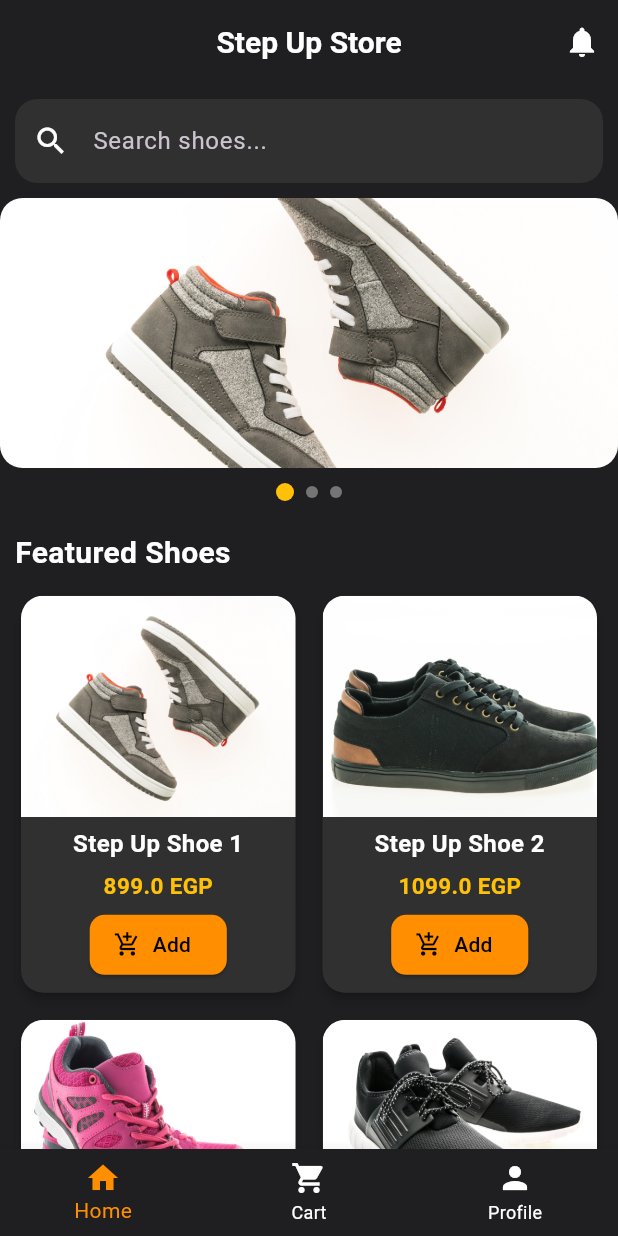
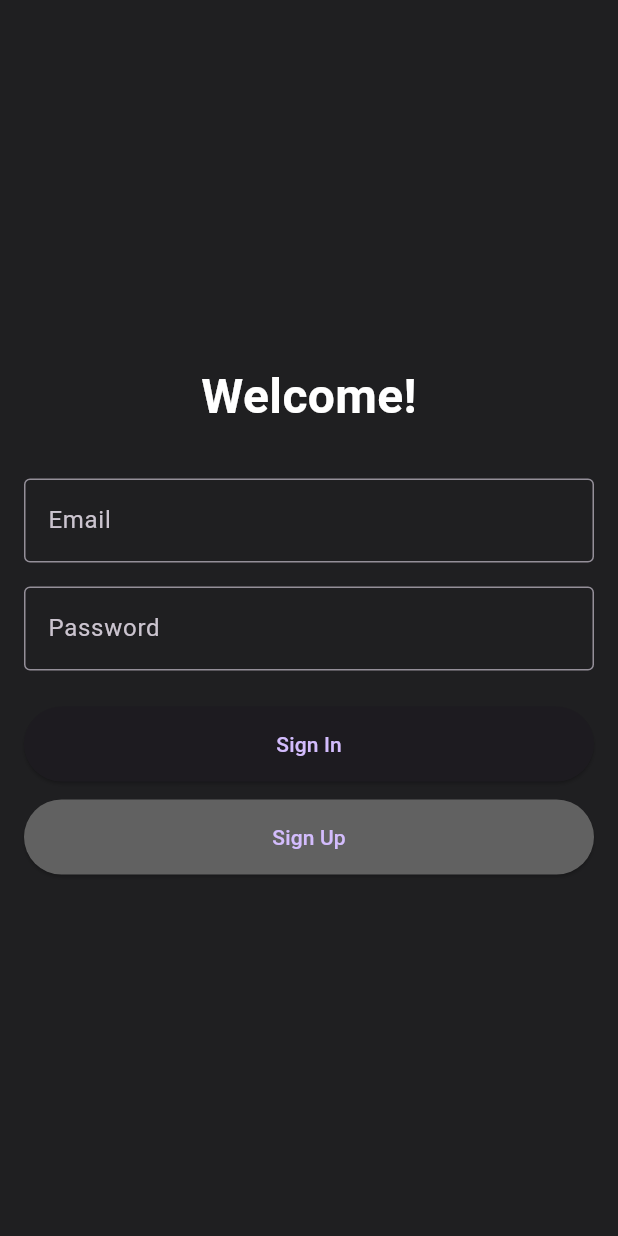
Before and after one commit to abdelrahmanTag772/step-up, a Flutter app: the screen it shows after launch, on a phone screen of 412 x 824 dp. Run offline on Flutter 3.47's test engine with Material 3 defaults, Android fonts, the phone set to English and light mode, and no system bars; our stand-ins replace bloc, equatable, firebase_auth, firebase_core, flutter_bloc; accounts and stored records are empty.

Commit message:
auth bloc

```diff
--- /dev/null
+++ b/lib/bloc/auth/auth_bloc.dart
@@ -0,0 +1,66 @@
+// lib/bloc/auth/auth_bloc.dart
+
+import 'dart:async';
+import 'package:bloc/bloc.dart';
+import 'package:digital_egypt_pioneers/bloc/auth/auth_event.dart';
+import 'package:digital_egypt_pioneers/bloc/auth/auth_state.dart';
+import 'package:digital_egypt_pioneers/services/auth_repository.dart';
+import 'package:firebase_auth/firebase_auth.dart';
+
+class AuthBloc extends Bloc<AuthEvent, AuthState> {
+  final AuthRepository authRepository;
+  late final StreamSubscription<User?> _userSubscription;
+
+  AuthBloc({required this.authRepository}) : super(AuthInitial()) {
+    _userSubscription = authRepository.user.listen((user) {
+      add(AuthStateChanged(user));
+    });
+
+    on<AuthStateChanged>((event, emit) {
+      if (event.user != null) {
+        emit(Authenticated(event.user!));
+      } else {
+        emit(Unauthenticated());
+      }
+    });
+
+    on<SignInRequested>((event, emit) async {
+      emit(AuthLoading());
+      try {
+        // The logic inside the try block is now simpler
+        final userCredential = await authRepository.signInWithEmailAndPassword(
+          event.email,
+          event.password,
+        );
+        emit(Authenticated(userCredential.user!));
+      } on FirebaseAuthException catch (e) {
+        emit(AuthError(e.message ?? "An unknown sign-in error occurred."));
+      }
+    });
+
+    on<SignUpRequested>((event, emit) async {
+      emit(AuthLoading());
+      try {
+        final userCredential = await authRepository.signUpWithEmailAndPassword(
+          event.email,
+          event.password,
+        );
+        emit(Authenticated(userCredential.user!));
+      } on FirebaseAuthException catch (e) {
+        emit(AuthError(e.message ?? "An unknown sign-up error occurred."));
+      }
+    });
+
+    on<SignOutRequested>((event, emit) async {
+      emit(AuthLoading());
+      await authRepository.signOut();
+      emit(Unauthenticated());
+    });
+  } // <-- THE CONSTRUCTOR ENDS HERE
+
+  @override
+  Future<void> close() { // <-- THE CLOSE METHOD IS NOW OUTSIDE THE CONSTRUCTOR
+    _userSubscription.cancel();
+    return super.close();
+  }
+}
--- /dev/null
+++ b/lib/bloc/auth/auth_event.dart
@@ -0,0 +1,45 @@
+import 'package:equatable/equatable.dart';
+import 'package:firebase_auth/firebase_auth.dart';
+
+// The base class for all our auth events
+abstract class AuthEvent extends Equatable {
+  const AuthEvent();
+
+  @override
+  List<Object?> get props => [];
+}
+
+// Event for when the user wants to sign in
+class SignInRequested extends AuthEvent {
+  final String email;
+  final String password;
+
+  const SignInRequested(this.email, this.password);
+
+  @override
+  List<Object> get props => [email, password];
+}
+
+// Event for when the user wants to sign up
+class SignUpRequested extends AuthEvent {
+  final String email;
+  final String password;
+
+  const SignUpRequested(this.email, this.password);
+
+  @override
+  List<Object> get props => [email, password];
+}
+
+// Event for when the user wants to sign out
+class SignOutRequested extends AuthEvent {}
+
+// Event for when Firebase's own auth state changes
+class AuthStateChanged extends AuthEvent {
+  final User? user;
+
+  const AuthStateChanged(this.user);
+
+  @override
+  List<Object?> get props => [user];
+}
--- /dev/null
+++ b/lib/bloc/auth/auth_state.dart
@@ -0,0 +1,39 @@
+import 'package:equatable/equatable.dart';
+import 'package:firebase_auth/firebase_auth.dart';
+
+// The base class for all our auth states
+abstract class AuthState extends Equatable {
+  const AuthState();
+
+  @override
+  List<Object?> get props => [];
+}
+
+// The initial state, before anything has happened
+class AuthInitial extends AuthState {}
+
+// State when authentication is in progress (e.g., loading spinner)
+class AuthLoading extends AuthState {}
+
+// State when the user is successfully authenticated
+class Authenticated extends AuthState {
+  final User user;
+
+  const Authenticated(this.user);
+
+  @override
+  List<Object?> get props => [user];
+}
+
+// State when the user is not authenticated (logged out or failed login)
+class Unauthenticated extends AuthState {}
+
+// State for when an error occurs
+class AuthError extends AuthState {
+  final String message;
+
+  const AuthError(this.message);
+
+  @override
+  List<Object?> get props => [message];
+}
--- a/lib/main.dart
+++ b/lib/main.dart
@@ -4,6 +4,11 @@ import 'package:digital_egypt_pioneers/screens/ProfileScreen.dart';
 import 'package:flutter/material.dart';
 import 'package:firebase_core/firebase_core.dart';
 import 'firebase_options.dart';
+import 'package:digital_egypt_pioneers/bloc/auth/auth_bloc.dart';
+import 'package:digital_egypt_pioneers/bloc/auth/auth_state.dart';
+import 'package:digital_egypt_pioneers/screens/login_page.dart';
+import 'package:digital_egypt_pioneers/services/auth_repository.dart';
+import 'package:flutter_bloc/flutter_bloc.dart';
 
 void main() async {
   WidgetsFlutterBinding.ensureInitialized();
@@ -23,7 +28,11 @@ class MyApp extends StatefulWidget {
 class _MyAppState extends State<MyApp> {
   @override
   Widget build(BuildContext context) {
-    return MaterialApp(
+    final authRepository = AuthRepository();
+
+    return BlocProvider<AuthBloc>(
+      create: (context) => AuthBloc(authRepository: authRepository),
+      child: MaterialApp(
         debugShowCheckedModeBanner: false,
         title: 'Flutter Demo',
         theme: ThemeData(
@@ -50,7 +59,15 @@ class _MyAppState extends State<MyApp> {
               iconTheme: IconThemeData(color: Colors.white),
             )
         ),
-      home: const MainScreen(),
+        home: BlocBuilder<AuthBloc, AuthState>(
+          builder: (context, state) {
+            if (state is Authenticated) {
+              return const MainScreen();
+            }
+            return const LoginPage();
+          },
+        ),
+      ),
     );
   }
 }
--- /dev/null
+++ b/lib/screens/login_page.dart
@@ -0,0 +1,119 @@
+import 'package:digital_egypt_pioneers/bloc/auth/auth_bloc.dart';
+import 'package:digital_egypt_pioneers/bloc/auth/auth_event.dart';
+import 'package:digital_egypt_pioneers/bloc/auth/auth_state.dart';
+import 'package:flutter/material.dart';
+import 'package:flutter_bloc/flutter_bloc.dart';
+
+class LoginPage extends StatefulWidget {
+  const LoginPage({super.key});
+
+  @override
+  State<LoginPage> createState() => _LoginPageState();
+}
+
+class _LoginPageState extends State<LoginPage> {
+  final _emailController = TextEditingController();
+  final _passwordController = TextEditingController();
+
+  @override
+  void dispose() {
+    _emailController.dispose();
+    _passwordController.dispose();
+    super.dispose();
+  }
+
+  @override
+  Widget build(BuildContext context) {
+    return Scaffold(
+      body: BlocListener<AuthBloc, AuthState>(
+        // This listener handles side effects like showing SnackBars or dialogs
+        listener: (context, state) {
+          if (state is AuthError) {
+            ScaffoldMessenger.of(context).showSnackBar(
+              SnackBar(content: Text(state.message)),
+            );
+          }
+        },
+        child: Padding(
+          padding: const EdgeInsets.all(16.0),
+          child: Column(
+            mainAxisAlignment: MainAxisAlignment.center,
+            children: [
+              const Text(
+                'Welcome!',
+                style: TextStyle(fontSize: 32, fontWeight: FontWeight.bold),
+              ),
+              const SizedBox(height: 32),
+              // Email Text Field
+              TextField(
+                controller: _emailController,
+                decoration: const InputDecoration(
+                  labelText: 'Email',
+                  border: OutlineInputBorder(),
+                ),
+                keyboardType: TextInputType.emailAddress,
+              ),
+              const SizedBox(height: 16),
+              // Password Text Field
+              TextField(
+                controller: _passwordController,
+                decoration: const InputDecoration(
+                  labelText: 'Password',
+                  border: OutlineInputBorder(),
+                ),
+                obscureText: true,
+              ),
+              const SizedBox(height: 24),
+              // This BlocBuilder will show a loading indicator when needed
+              BlocBuilder<AuthBloc, AuthState>(
+                builder: (context, state) {
+                  if (state is AuthLoading) {
+                    return const CircularProgressIndicator();
+                  }
+                  return Column(
+                    children: [
+                      // Sign In Button
+                      ElevatedButton(
+                        onPressed: () {
+                          final email = _emailController.text.trim();
+                          final password = _passwordController.text.trim();
+                          if (email.isNotEmpty && password.isNotEmpty) {
+                            context
+                                .read<AuthBloc>()
+                                .add(SignInRequested(email, password));
+                          }
+                        },
+                        style: ElevatedButton.styleFrom(
+                          minimumSize: const Size(double.infinity, 50),
+                        ),
+                        child: const Text('Sign In'),
+                      ),
+                      const SizedBox(height: 12),
+                      // Sign Up Button
+                      ElevatedButton(
+                        onPressed: () {
+                          final email = _emailController.text.trim();
+                          final password = _passwordController.text.trim();
+                          if (email.isNotEmpty && password.isNotEmpty) {
+                            context
+                                .read<AuthBloc>()
+                                .add(SignUpRequested(email, password));
+                          }
+                        },
+                        style: ElevatedButton.styleFrom(
+                          minimumSize: const Size(double.infinity, 50),
+                          backgroundColor: Colors.grey[700],
+                        ),
+                        child: const Text('Sign Up'),
+                      ),
+                    ],
+                  );
+                },
+              ),
+            ],
+          ),
+        ),
+      ),
+    );
+  }
+}
--- /dev/null
+++ b/lib/services/auth_repository.dart
@@ -0,0 +1,41 @@
+import 'package:firebase_auth/firebase_auth.dart';
+
+class AuthRepository {
+  // Get instance of FirebaseAuth
+  final FirebaseAuth _auth = FirebaseAuth.instance;
+
+  Stream<User?> get user => _auth.authStateChanges();
+
+  // Sign Up with Email & Password
+  Future<UserCredential> signUpWithEmailAndPassword(String email, String password) async {
+    try {
+      UserCredential userCredential = await _auth.createUserWithEmailAndPassword(
+        email: email,
+        password: password,
+      );
+      return userCredential;
+    } on FirebaseAuthException catch (e) {
+      // Instead of returning null, we re-throw the exception
+      // so the BLoC can handle it.
+      throw e;
+    }
+  }
+  // Sign In with Email & Password
+  Future<UserCredential> signInWithEmailAndPassword(String email, String password) async {
+    try {
+      UserCredential userCredential = await _auth.signInWithEmailAndPassword(
+        email: email,
+        password: password,
+      );
+      return userCredential;
+    } on FirebaseAuthException catch (e) {
+      // Re-throw the exception here as well.
+      throw e;
+    }
+  }
+  // Sign Out
+  Future<void> signOut() async {
+    await _auth.signOut();
+    print('User signed out');
+  }
+}
--- a/pubspec.yaml
+++ b/pubspec.yaml
@@ -31,6 +31,9 @@ dependencies:
   flutter:
     sdk: flutter
   firebase_core: ^2.27.0
+  firebase_auth: ^4.17.8
+  flutter_bloc: ^8.1.5
+  equatable: ^2.0.5
 
   # The following adds the Cupertino Icons font to your application.
   # Use with the CupertinoIcons class for iOS style icons.
```
Also changed, not shown: lib/screens/ProfileScreen.dart (+46 -1 lines), pubspec.lock. Lines whose indentation alone changed are shown as unchanged.
